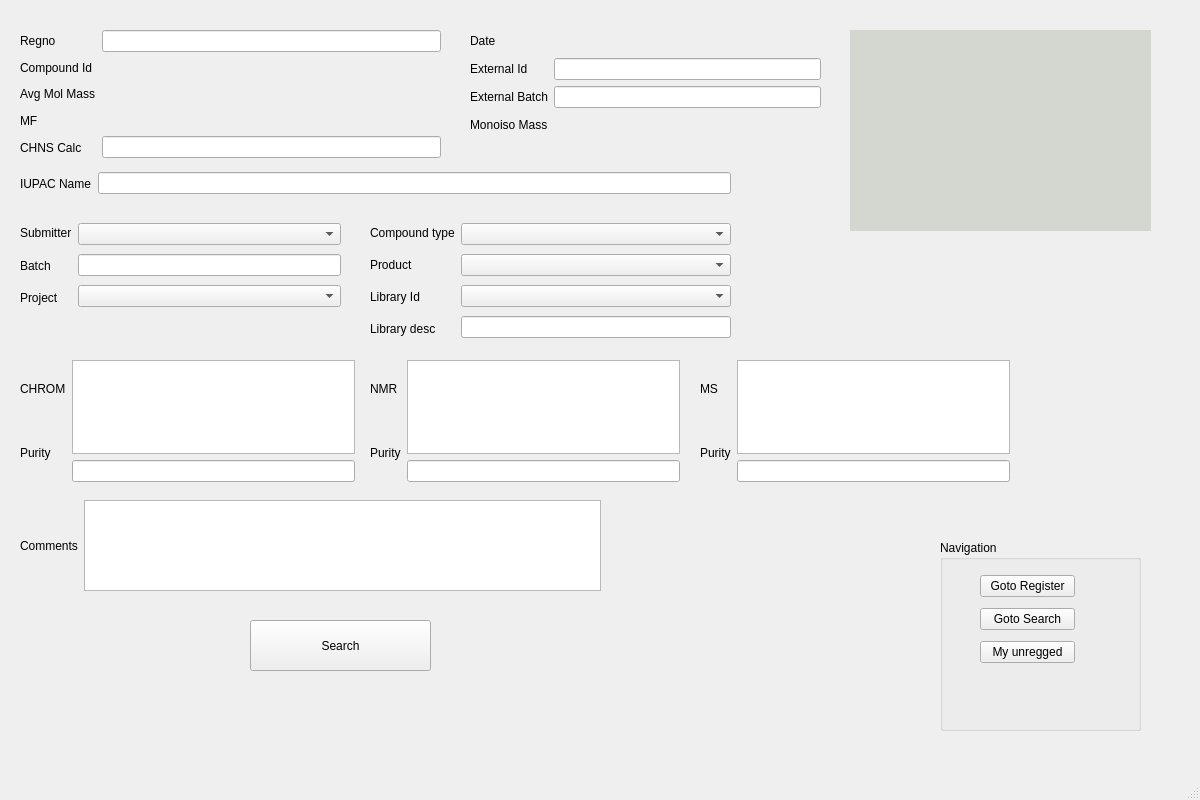
Old version of the form chemReg/searchchem.ui in the repository dahlbma/scarab_tornado.
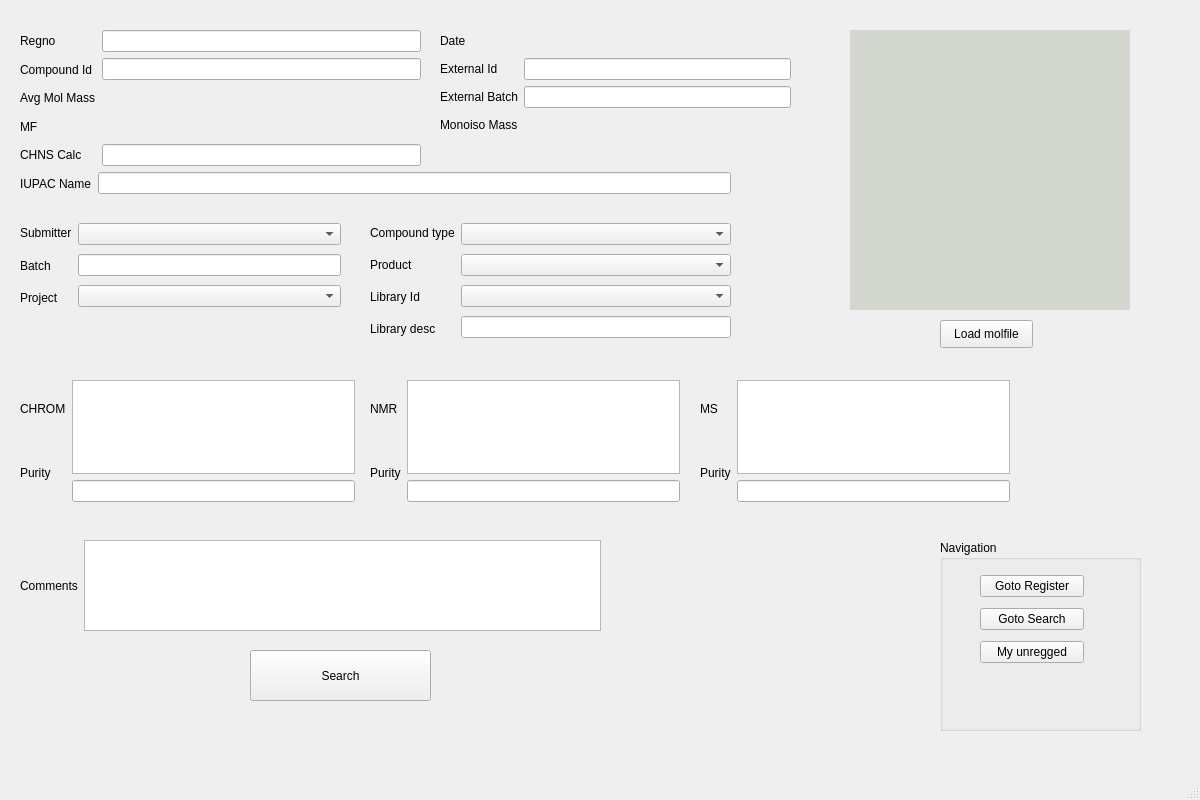
New version of the form.

```diff
--- a/chemReg/searchchem.ui
+++ b/chemReg/searchchem.ui
@@ -13,14 +13,17 @@
   <property name="windowTitle">
    <string>MainWindow</string>
   </property>
+  <property name="styleSheet">
+   <string notr="true"/>
+  </property>
   <widget class="QWidget" name="centralwidget">
    <widget class="QLabel" name="label_17">
     <property name="geometry">
      <rect>
       <x>850</x>
       <y>30</y>
-      <width>301</width>
-      <height>201</height>
+      <width>280</width>
+      <height>280</height>
      </rect>
     </property>
     <property name="styleSheet">
@@ -30,11 +33,24 @@
      <string/>
     </property>
    </widget>
+   <widget class="QPushButton" name="search_btn">
+    <property name="geometry">
+     <rect>
+      <x>250</x>
+      <y>650</y>
+      <width>181</width>
+      <height>51</height>
+     </rect>
+    </property>
+    <property name="text">
+     <string>Search</string>
+    </property>
+   </widget>
    <widget class="QWidget" name="layoutWidget">
     <property name="geometry">
      <rect>
       <x>20</x>
-      <y>500</y>
+      <y>540</y>
       <width>581</width>
       <height>91</height>
      </rect>
@@ -55,7 +71,7 @@
    <widget class="QWidget" name="layoutWidget">
     <property name="geometry">
      <rect>
-      <x>470</x>
+      <x>440</x>
       <y>30</y>
       <width>351</width>
       <height>106</height>
@@ -99,7 +115,7 @@
        <item>
         <widget class="QLabel" name="date_lab">
          <property name="text">
-          <string> </string>
+          <string/>
          </property>
         </widget>
        </item>
@@ -112,7 +128,7 @@
        <item>
         <widget class="QLabel" name="monoisomass_lab">
          <property name="text">
-          <string> </string>
+          <string/>
          </property>
         </widget>
        </item>
@@ -125,8 +141,8 @@
      <rect>
       <x>20</x>
       <y>30</y>
-      <width>421</width>
-      <height>128</height>
+      <width>401</width>
+      <height>136</height>
      </rect>
     </property>
     <layout class="QHBoxLayout" name="horizontalLayout_6">
@@ -178,23 +194,19 @@
         <widget class="QLineEdit" name="regno_eb"/>
        </item>
        <item>
-        <widget class="QLabel" name="compoundid_lab">
-         <property name="text">
-          <string> </string>
-         </property>
-        </widget>
+        <widget class="QLineEdit" name="compoundid_eb"/>
        </item>
        <item>
         <widget class="QLabel" name="avgmolmass_lab">
          <property name="text">
-          <string> </string>
+          <string/>
          </property>
         </widget>
        </item>
        <item>
         <widget class="QLabel" name="mf_eb">
          <property name="text">
-          <string> </string>
+          <string/>
          </property>
         </widget>
        </item>
@@ -341,7 +353,7 @@
     <property name="geometry">
      <rect>
       <x>20</x>
-      <y>360</y>
+      <y>380</y>
       <width>335</width>
       <height>122</height>
      </rect>
@@ -381,7 +393,7 @@
     <property name="geometry">
      <rect>
       <x>370</x>
-      <y>360</y>
+      <y>380</y>
       <width>310</width>
       <height>122</height>
      </rect>
@@ -421,7 +433,7 @@
     <property name="geometry">
      <rect>
       <x>700</x>
-      <y>360</y>
+      <y>380</y>
       <width>310</width>
       <height>122</height>
      </rect>
@@ -457,17 +469,17 @@
      </item>
     </layout>
    </widget>
-   <widget class="QPushButton" name="search_btn">
+   <widget class="QPushButton" name="loadmol_btn">
     <property name="geometry">
      <rect>
-      <x>250</x>
-      <y>620</y>
-      <width>181</width>
-      <height>51</height>
+      <x>940</x>
+      <y>320</y>
+      <width>93</width>
+      <height>28</height>
      </rect>
     </property>
     <property name="text">
-     <string>Search</string>
+     <string>Load molfile</string>
     </property>
    </widget>
    <widget class="QGroupBox" name="groupBox">
@@ -482,12 +494,12 @@
     <property name="title">
      <string>Navigation</string>
     </property>
-    <widget class="QWidget" name="layoutWidget_2">
+    <widget class="QWidget" name="layoutWidget">
      <property name="geometry">
       <rect>
        <x>40</x>
        <y>30</y>
-       <width>95</width>
+       <width>104</width>
        <height>100</height>
       </rect>
      </property>
```
Left out of the diff: 2 changed lines with no effect on the pictures.
